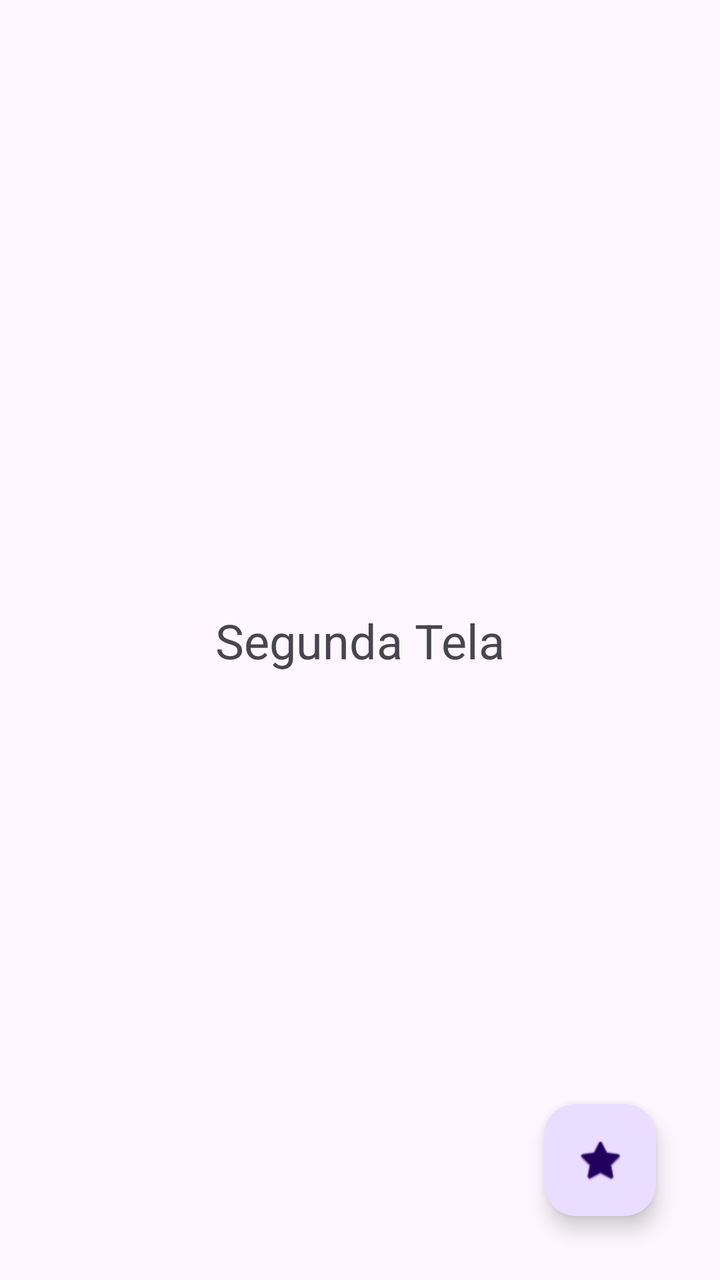
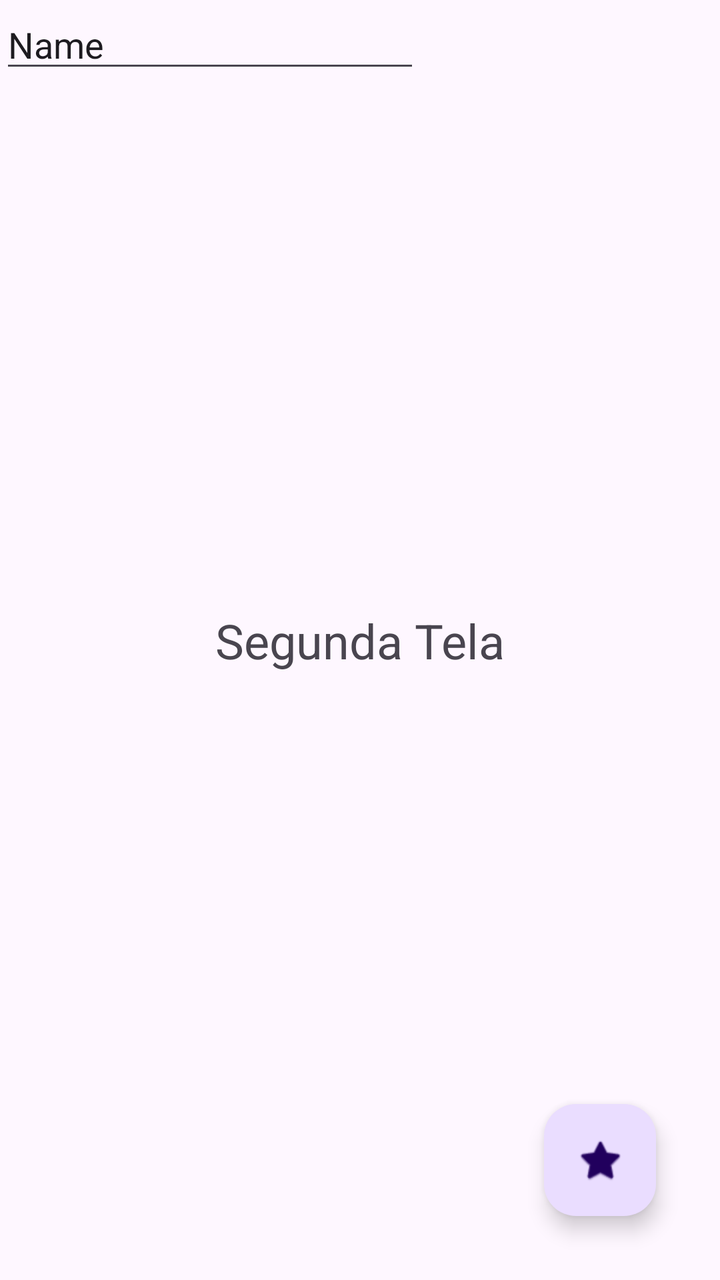

Before-and-after screenshots of an Android layout around one commit, followed by the original layout XML and the change that was made.
<!-- AndroidManifest.xml: application theme Theme.AppTelas -->
<!-- res/layout/activity_segunda.xml -->
<?xml version="1.0" encoding="utf-8"?>
<androidx.constraintlayout.widget.ConstraintLayout xmlns:android="http://schemas.android.com/apk/res/android"
    xmlns:app="http://schemas.android.com/apk/res-auto"
    xmlns:tools="http://schemas.android.com/tools"
    android:id="@+id/main"
    android:layout_width="match_parent"
    android:layout_height="match_parent"
    tools:context=".SegundaActivity">

    <TextView
        android:id="@+id/textView"
        android:layout_width="wrap_content"
        android:layout_height="wrap_content"
        android:text="Segunda Tela"
        android:textSize="24sp"
        app:layout_constraintBottom_toBottomOf="parent"
        app:layout_constraintEnd_toEndOf="parent"
        app:layout_constraintHorizontal_bias="0.5"
        app:layout_constraintStart_toStartOf="parent"
        app:layout_constraintTop_toTopOf="parent"
        app:layout_constraintVertical_bias="0.5" />

    <com.google.android.material.floatingactionbutton.FloatingActionButton
        android:id="@+id/fab_volta"
        android:layout_width="wrap_content"
        android:layout_height="wrap_content"
        android:layout_marginEnd="32dp"
        android:layout_marginBottom="32dp"
        android:clickable="true"
        android:contentDescription="Botão para voltar"
        app:layout_constraintBottom_toBottomOf="parent"
        app:layout_constraintEnd_toEndOf="parent"
        app:srcCompat="@android:drawable/btn_star_big_on" />
</androidx.constraintlayout.widget.ConstraintLayout>
<!-- resources referenced by this layout -->
<resources>
  <style name="Theme.AppTelas" parent="Base.Theme.AppTelas" />
  <style name="Base.Theme.AppTelas" parent="Theme.Material3.DayNight.NoActionBar">
          
          
      </style>
</resources>

<!-- the commit's change to res/layout/activity_segunda.xml (unified diff, before → after) -->
@@ -31,4 +31,14 @@
         app:layout_constraintBottom_toBottomOf="parent"
         app:layout_constraintEnd_toEndOf="parent"
         app:srcCompat="@android:drawable/btn_star_big_on" />
+
+    <EditText
+        android:id="@+id/editTextText"
+        android:layout_width="wrap_content"
+        android:layout_height="wrap_content"
+        android:ems="10"
+        android:inputType="text"
+        android:text="Name"
+        tools:layout_editor_absoluteX="96dp"
+        tools:layout_editor_absoluteY="143dp" />
 </androidx.constraintlayout.widget.ConstraintLayout>
